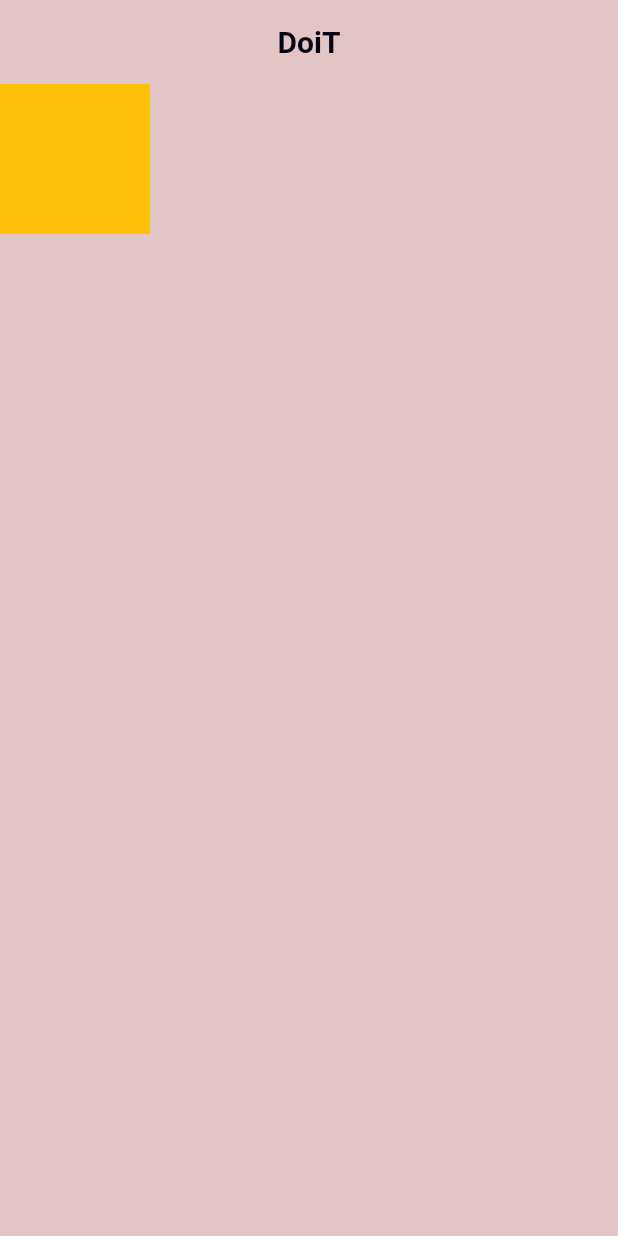
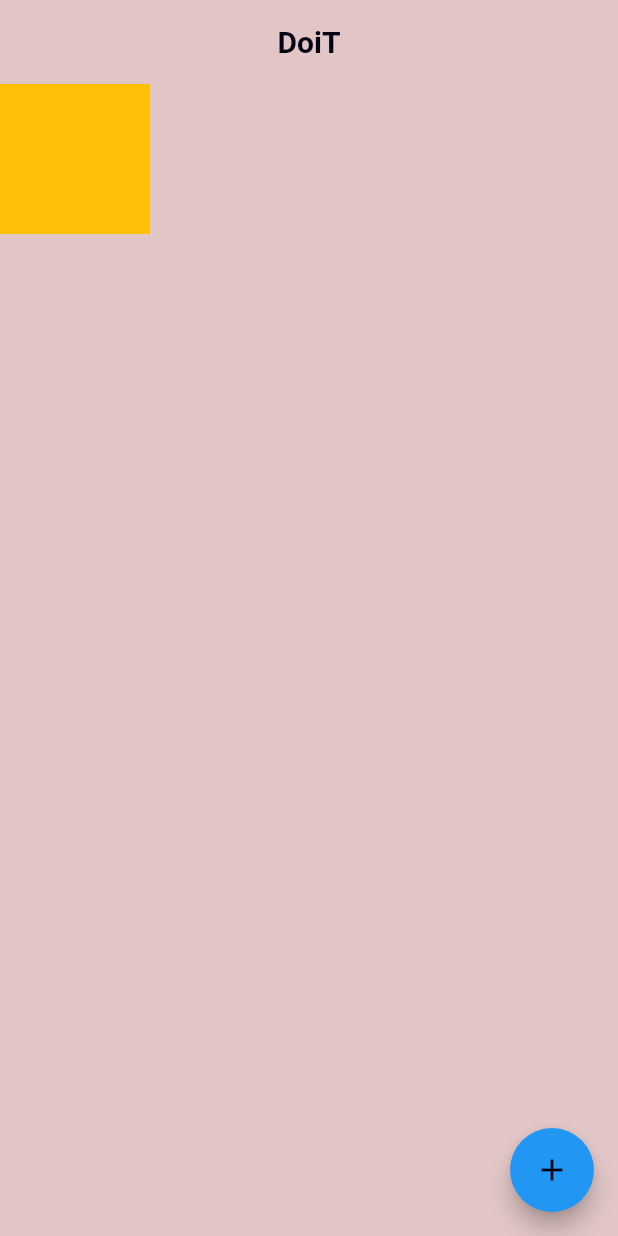
Before and after one commit to NodirbekRasuljonov/doit, a Flutter app: the screen it shows after launch, on a phone screen of 412 x 824 dp. Run offline on Flutter 3.47's test engine with Material 2 defaults, Android fonts, the phone set to English and light mode, and no system bars; our stand-ins replace bloc, flutter_bloc.

Commit message:
upgrading flutter and dart and added hive

```diff
--- a/lib/core/routes/app_routes.dart
+++ b/lib/core/routes/app_routes.dart
@@ -1,5 +1,5 @@
-
-import 'package:doit/view/home/pages/home_page.dart';
+import 'package:doit/home/pages/add_task.dart';
+import 'package:doit/home/pages/home_page.dart';
 import 'package:flutter/material.dart';
 
 class AppRoutes {
@@ -11,6 +11,12 @@ class AppRoutes {
             return HomePage();
           },
         );
+      case "/addTask":
+        return MaterialPageRoute(
+          builder: (context) {
+            return const AddTaskPage();
+          },
+        );
     }
   }
 }
--- /dev/null
+++ b/lib/home/pages/home_page.dart
@@ -0,0 +1,62 @@
+import 'package:doit/core/constants/color_const.dart';
+import 'package:doit/home/cubit/home_cubit.dart';
+import 'package:doit/home/state/home_state.dart';
+import 'package:flutter/material.dart';
+import 'package:flutter_bloc/flutter_bloc.dart';
+
+class HomePage extends StatelessWidget {
+  const HomePage({super.key});
+
+  @override
+  Widget build(BuildContext context) {
+    return Scaffold(
+      backgroundColor: ColorConst.kBackgroundColor,
+      appBar: appBar(),
+      body: body(),
+      floatingActionButton: FloatingActionButton(
+        onPressed: () {
+          Navigator.pushNamed(context, '/addTask');
+        },
+        child: Icon(
+          Icons.add,
+          color: ColorConst.kTextColor,
+        ),
+      ),
+    );
+  }
+
+  BlocConsumer<HomeCubit, HomeState> body() {
+    return BlocConsumer<HomeCubit, HomeState>(
+      builder: (context, state) {
+        if (state is HomeInitialState) {
+          return Container(
+            height: 100.0,
+            width: 100.0,
+            color: Colors.amber,
+          );
+        } else {
+          return Text("Errror");
+        }
+      },
+      listener: (context, state) {
+
+      },
+    );
+  }
+
+  AppBar appBar() {
+    return AppBar(
+      title: Text(
+        "DoiT",
+        style: TextStyle(
+          fontSize: 20,
+          color: ColorConst.kTextColor,
+          fontWeight: FontWeight.w700,
+        ),
+      ),
+      elevation: 0.0,
+      backgroundColor: ColorConst.kTransparentColor,
+      centerTitle: true,
+    );
+  }
+}
--- a/lib/view/home/state/home_state.dart
+++ b/lib/home/state/home_state.dart
@@ -5,3 +5,7 @@ abstract class HomeState {
 class HomeInitialState extends HomeState {
   HomeInitialState();
 }
+
+class AddTaskState extends HomeState{
+  AddTaskState();
+}
--- a/lib/main.dart
+++ b/lib/main.dart
@@ -1,6 +1,6 @@
 
 import 'package:doit/core/routes/app_routes.dart';
-import 'package:doit/view/home/cubit/home_cubit.dart';
+import 'package:doit/home/cubit/home_cubit.dart';
 import 'package:flutter/material.dart';
 import 'package:flutter_bloc/flutter_bloc.dart';
 
--- a/lib/view/home/pages/home_page.dart
+++ /dev/null
@@ -1,47 +0,0 @@
-import 'package:doit/core/constants/color_const.dart';
-import 'package:doit/view/home/cubit/home_cubit.dart';
-import 'package:doit/view/home/state/home_state.dart';
-import 'package:flutter/material.dart';
-import 'package:flutter_bloc/flutter_bloc.dart';
-
-class HomePage extends StatelessWidget {
-  const HomePage({super.key});
-
-  @override
-  Widget build(BuildContext context) {
-    return Scaffold(
-      backgroundColor: ColorConst.kBackgroundColor,
-      appBar: appBar(),
-      body: BlocConsumer<HomeCubit, HomeState>(
-        builder: (context, state) {
-          if (state is HomeInitialState) {
-            return Container(
-              height: 100.0,
-              width: 100.0,
-              color: Colors.amber,
-            );
-          } else {
-            return Text("Errror");
-          }
-        },
-        listener: (context, state) {},
-      ),
-    );
-  }
-
-  AppBar appBar() {
-    return AppBar(
-      title: Text(
-        "DoiT",
-        style: TextStyle(
-          fontSize: 20,
-          color: ColorConst.kTextColor,
-          fontWeight: FontWeight.w700,
-        ),
-      ),
-      elevation: 0.0,
-      backgroundColor: ColorConst.kTransparentColor,
-      centerTitle: true,
-    );
-  }
-}
--- a/pubspec.yaml
+++ b/pubspec.yaml
@@ -37,6 +37,8 @@ dependencies:
   cupertino_icons: ^1.0.2
   flutter_bloc: ^8.1.3
   bloc: ^8.1.2
+  hive: ^2.2.3
+  hive_flutter: ^1.1.0
 
 dev_dependencies:
   flutter_test:
@@ -48,6 +50,8 @@ dev_dependencies:
   # package. See that file for information about deactivating specific lint
   # rules and activating additional ones.
   flutter_lints: ^2.0.0
+  hive_generator: ^2.0.0
+  build_runner: ^2.4.4
 
 # For information on the generic Dart part of this file, see the
 # following page: https://dart.dev/tools/pub/pubspec
```
Also changed, not shown: lib/home/cubit/home_cubit.dart (renamed from lib/view/home/cubit/home_cubit.dart, +7 -1 lines), lib/home/pages/add_task.dart (added, +16 -0 lines), pubspec.lock, 1 other file.
